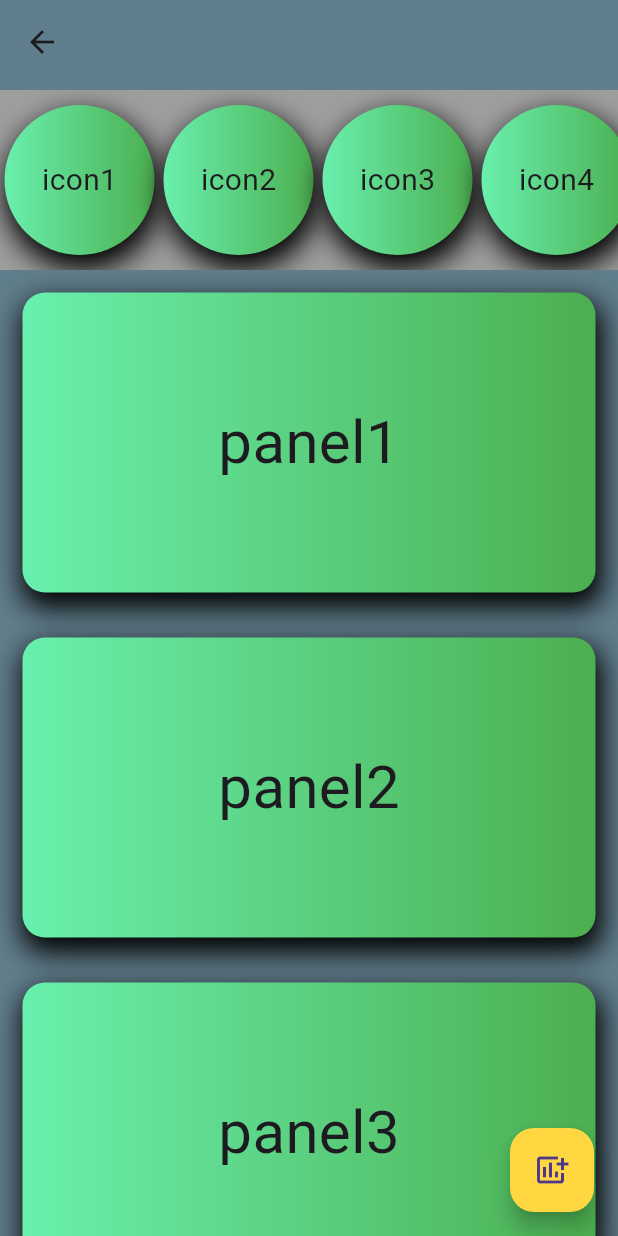
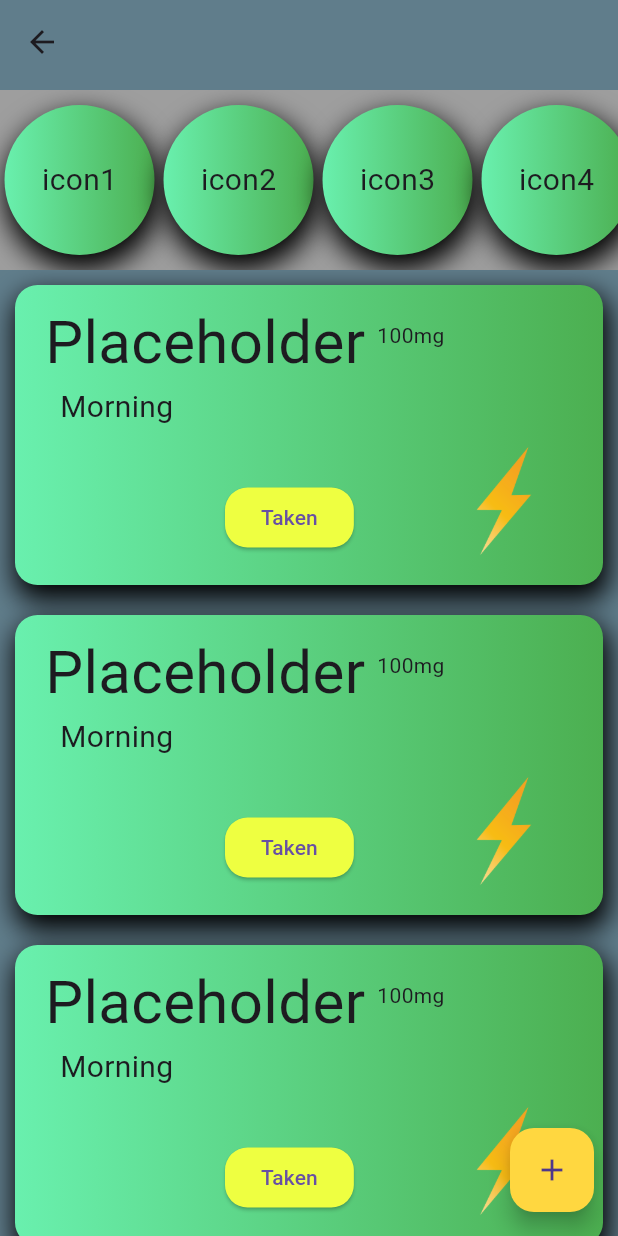
Before and after one commit to WillowSaysWhat/Enid-Tracker-Flutter, a Flutter app: the screen it shows after launch, after a tap on "Log In", on a phone screen of 412 x 824 dp. Run offline on Flutter 3.47's test engine with Material 3 defaults, Android fonts, the light colour scheme and no system bars.

Commit message:
Update
rebuilding Home, building add-medicine, and making a class to hold variables needed to populate the medicine panel.

```diff
--- /dev/null
+++ b/enid_tracker/lib/logic/medicine_class.dart
@@ -0,0 +1,11 @@
+import 'package:flutter/material.dart';
+
+class Medicines {
+  // this is just a list really
+  String medicine = 'Placeholder';
+}
+
+Medicines one = Medicines();
+Medicines two = Medicines();
+Medicines three = Medicines();
+Medicines four = Medicines();
--- a/enid_tracker/lib/main.dart
+++ b/enid_tracker/lib/main.dart
@@ -1,4 +1,3 @@
-import 'package:enid_tracker/screens/home_screen.dart';
 import 'package:flutter/material.dart';
 import 'package:enid_tracker/screens/welcome_screen.dart';
 
@@ -9,7 +8,7 @@ class Enid_tracker extends StatelessWidget {
 
   @override
   Widget build(BuildContext context) {
-    return MaterialApp(
+    return const MaterialApp(
       home: WelcomeScreen(),
     );
   }
--- a/enid_tracker/lib/screens/home_screen.dart
+++ b/enid_tracker/lib/screens/home_screen.dart
@@ -1,5 +1,7 @@
+import 'package:enid_tracker/screens/new_reminder_screen.dart';
 import 'package:enid_tracker/widgets/icon_circle.dart';
 import 'package:enid_tracker/widgets/medicine_panel.dart';
+import 'package:enid_tracker/logic/medicine_class.dart';
 import 'package:flutter/material.dart';
 
 class HomePage extends StatefulWidget {
@@ -10,13 +12,7 @@ class HomePage extends StatefulWidget {
 }
 
 class _HomePageState extends State<HomePage> {
-  final List _panelData = [
-    'panel1',
-    'panel2',
-    'panel3',
-    'panel4',
-    'panel5',
-  ];
+  final List<Medicines> _panelData = [one, two, three, four];
   final List _iconData = [
     'icon1',
     'icon2',
@@ -32,13 +28,14 @@ class _HomePageState extends State<HomePage> {
       body: Flexible(
         child: Column(
           children: <Widget>[
+            // space to pull circle list view away from top
             SizedBox(
               height: 60,
               child: AppBar(
                 backgroundColor: Colors.blueGrey,
               ),
             ),
-
+            // Circle icon list view
             Container(
               color: Colors.grey,
               height: 120,
@@ -58,7 +55,7 @@ class _HomePageState extends State<HomePage> {
                 itemCount: _panelData.length,
                 itemBuilder: (context, index) {
                   return MedicinePanel(
-                    title: _panelData[index],
+                    title: _panelData[index].medicine,
                   );
                 },
               ),
@@ -68,9 +65,12 @@ class _HomePageState extends State<HomePage> {
       ),
       floatingActionButtonLocation: FloatingActionButtonLocation.endFloat,
       floatingActionButton: FloatingActionButton(
-        onPressed: () {},
+        onPressed: () {
+          Navigator.push(context,
+              MaterialPageRoute(builder: (context) => NewReminderScreen()));
+        },
         backgroundColor: Colors.amberAccent,
-        child: Icon(Icons.add_chart),
+        child: Icon(Icons.add),
       ),
     );
   }
--- a/enid_tracker/lib/widgets/medicine_panel.dart
+++ b/enid_tracker/lib/widgets/medicine_panel.dart
@@ -3,12 +3,15 @@ import 'package:flutter/material.dart';
 class MedicinePanel extends StatelessWidget {
   final String title;
 
-  const MedicinePanel({super.key, required this.title});
+  const MedicinePanel({
+    super.key,
+    required this.title,
+  });
 
   @override
   Widget build(BuildContext context) {
     return Padding(
-      padding: const EdgeInsets.all(15.0),
+      padding: const EdgeInsets.all(10.0),
       child: Container(
         decoration: const BoxDecoration(
           gradient: LinearGradient(
@@ -17,22 +20,78 @@ class MedicinePanel extends StatelessWidget {
               Colors.green,
             ],
           ),
-          borderRadius: BorderRadius.all(Radius.circular(15)),
+          borderRadius: BorderRadius.all(
+            Radius.circular(15),
+          ),
           boxShadow: [
             BoxShadow(
                 color: Colors.black,
                 spreadRadius: 2,
                 blurRadius: 15,
-                offset: const Offset(2, 8),
+                offset: Offset(2, 8),
                 blurStyle: BlurStyle.normal),
           ],
         ),
         height: 200,
-        child: Center(
-          child: Text(
-            title,
-            style: const TextStyle(fontSize: 40),
-          ),
+        child: Column(
+          children: [
+            Row(
+              children: [
+                Padding(
+                  padding: const EdgeInsets.only(left: 20, top: 10),
+                  child: Text(
+                    title,
+                    style: const TextStyle(fontSize: 40),
+                  ),
+                ),
+                Padding(
+                  padding: const EdgeInsets.all(8.0),
+                  child: Text('100mg'),
+                ),
+              ],
+            ),
+            Row(
+              children: [
+                Padding(
+                  padding: const EdgeInsets.only(left: 30),
+                  child: Text(
+                    'Morning',
+                    style: const TextStyle(fontSize: 20),
+                  ),
+                ),
+              ],
+            ),
+            Row(
+              children: [
+                SizedBox(
+                  width: 140,
+                ),
+                Padding(
+                  padding: const EdgeInsets.only(top: 30.0),
+                  child: ElevatedButton(
+                    onPressed: () {},
+                    child: const Text('Taken'),
+                    style: ElevatedButton.styleFrom(
+                      backgroundColor: Colors.limeAccent,
+                      shape: RoundedRectangleBorder(
+                        borderRadius: BorderRadius.circular(15),
+                      ),
+                    ),
+                  ),
+                ),
+                SizedBox(
+                  width: 60,
+                ),
+                Padding(
+                  padding: const EdgeInsets.only(top: 8.0),
+                  child: Image.asset(
+                    'assets/logo.png',
+                    height: 80,
+                  ),
+                )
+              ],
+            ),
+          ],
         ),
       ),
     );
--- a/enid_tracker/pubspec.yaml
+++ b/enid_tracker/pubspec.yaml
@@ -13,7 +13,7 @@ environment:
 dependencies:
   flutter:
     sdk: flutter
-
+  settings_ui: ^2.0.2
 
 
   cupertino_icons: ^1.0.2
```
Also changed, not shown: enid_tracker/lib/screens/new_reminder_screen.dart (added, +94 -0 lines), enid_tracker/pubspec.lock.
